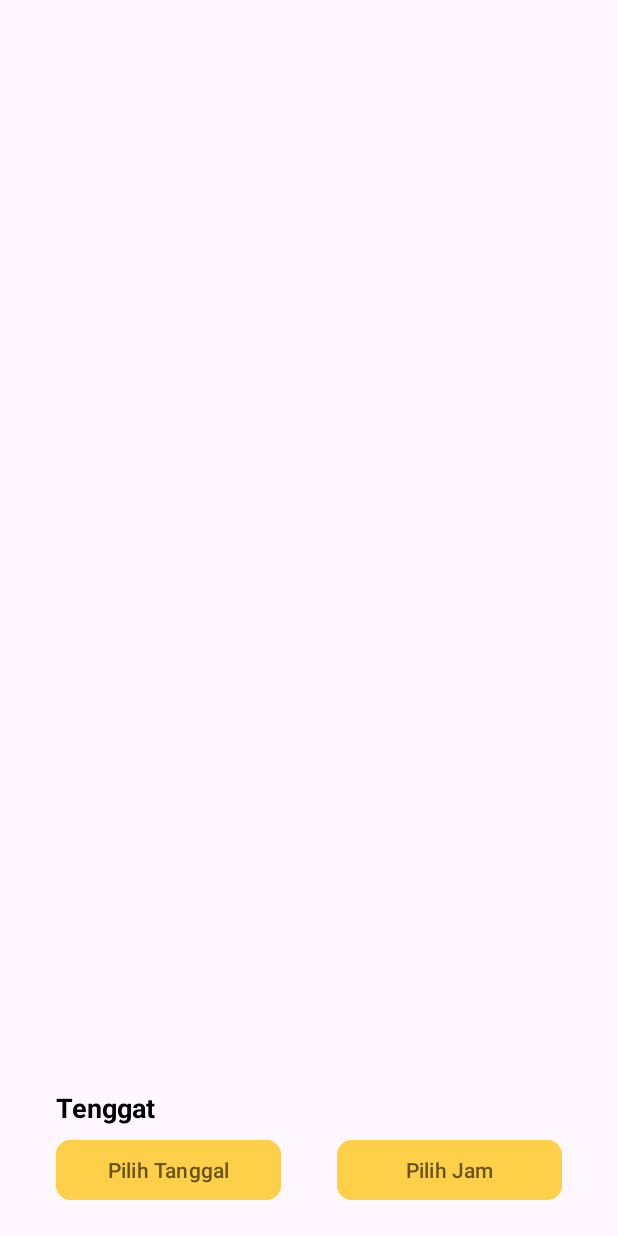
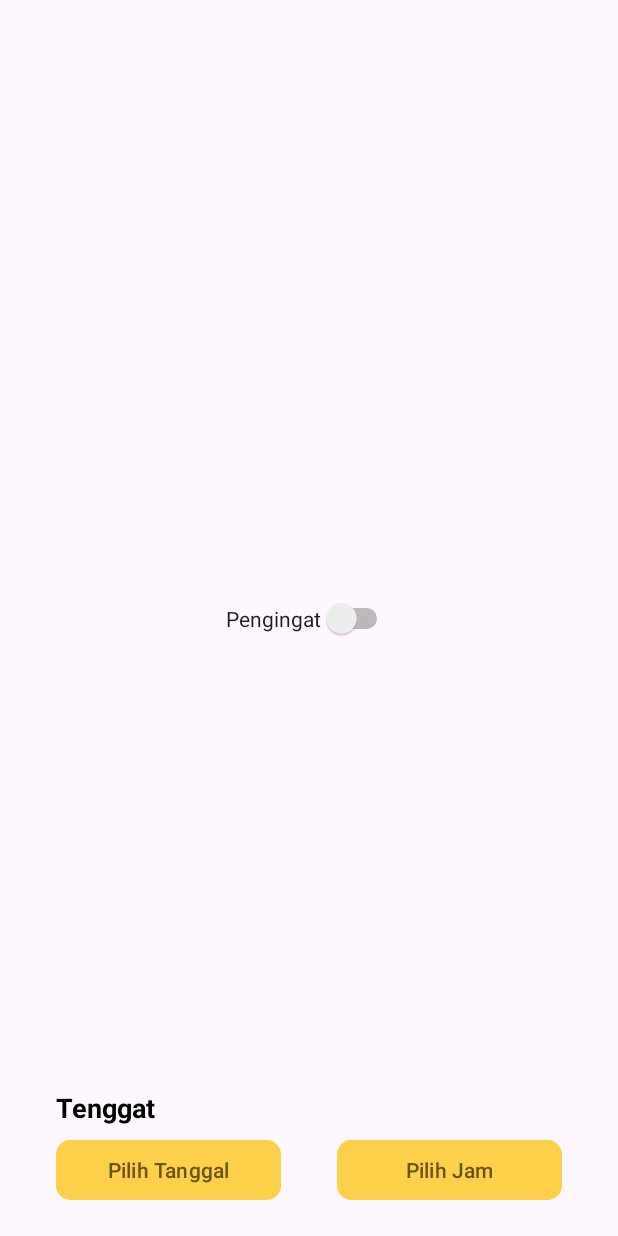
Before and after one commit to Bersama-Team/Tugas-Besar-Pemrograman-Mobile, an Android app: the DetailTugasActivity screen opened directly, with no data from a screen before it, on a phone screen of 412 x 824 dp. Run offline under Robolectric (Android 15) with nearby library versions, the phone set to English and light mode, and no system bars.

Commit message:
Update detail_tugas.xml

```diff
--- a/app/src/main/res/layout/detail_tugas.xml
+++ b/app/src/main/res/layout/detail_tugas.xml
@@ -51,8 +51,15 @@
         android:backgroundTint="#FED049"
         />
 
-
-
+    <Switch
+        android:id="@+id/switch1"
+        android:layout_width="wrap_content"
+        android:layout_height="wrap_content"
+        android:text="Pengingat"
+        app:layout_constraintBottom_toBottomOf="parent"
+        app:layout_constraintEnd_toEndOf="parent"
+        app:layout_constraintStart_toStartOf="parent"
+        app:layout_constraintTop_toTopOf="parent" />
 
 
 </androidx.constraintlayout.widget.ConstraintLayout>
```
